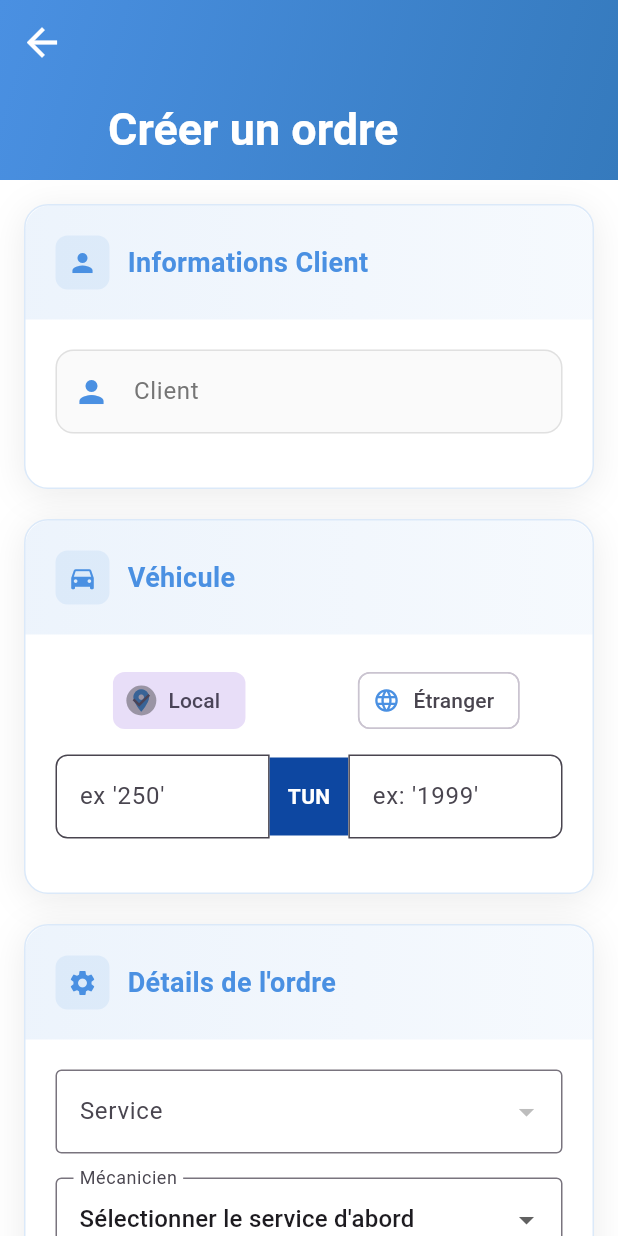
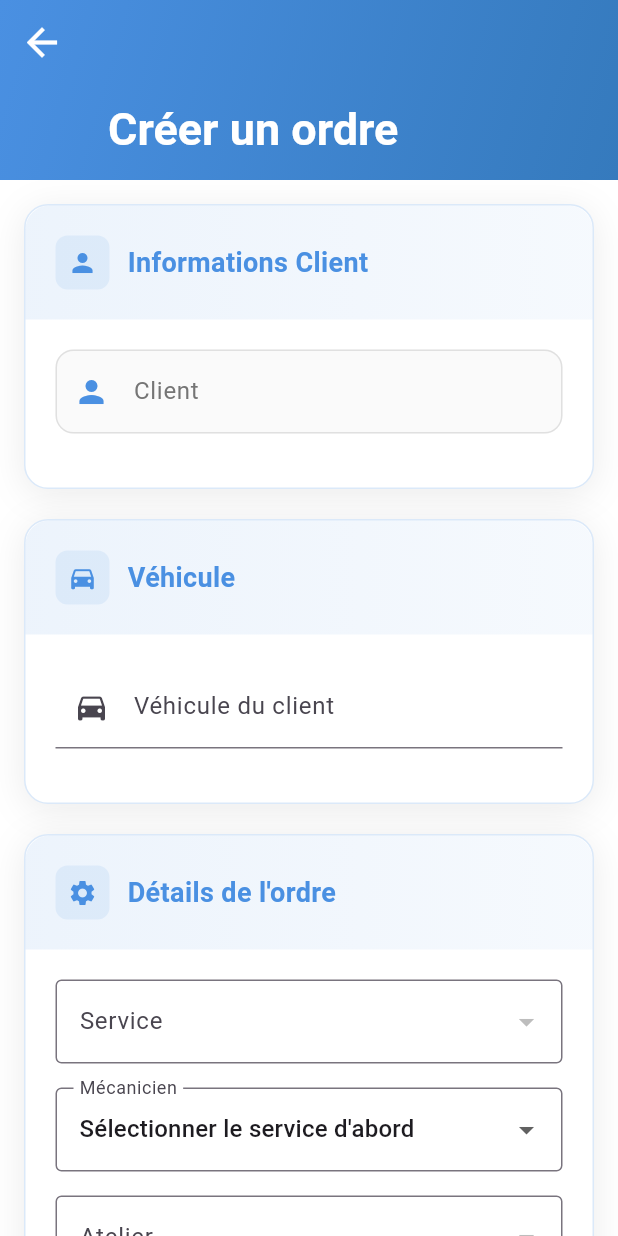
Before and after one commit to ZouariAhmedNour/GarageLink, a Flutter app: the CreateOrderScreen screen opened directly with empty values, on a phone screen of 412 x 824 dp. Run offline on Flutter 3.47's test engine with Material 3 defaults, Android fonts, the light colour scheme and no system bars; our stand-ins replace awesome_dialog, firebase_auth, firebase_core, fl_chart, flutter_map, flutter_riverpod and 9 more; missing offline and left inert: excel; accounts and stored records are empty; network calls fail.

Commit message:
Refactor OrdreApi to support multiple API routes and enhance error handling; add CreateOrderScreen and WorkOrderPage for order management.

```diff
--- a/lib/MecanicienScreens/mecaHome.dart
+++ b/lib/MecanicienScreens/mecaHome.dart
@@ -5,7 +5,7 @@ import 'package:garagelink/MecanicienScreens/devis/creation_devis.dart';
 import 'package:garagelink/MecanicienScreens/edit_localisation.dart';
 import 'package:garagelink/MecanicienScreens/gestion%20mec/mec_list_screen.dart';
 import 'package:garagelink/MecanicienScreens/meca_services/meca_services.dart';
-import 'package:garagelink/MecanicienScreens/ordreTravail/work_order_page.dart';
+import 'package:garagelink/MecanicienScreens/ordreTravail/work_ordre_page.dart';
 import 'package:garagelink/MecanicienScreens/stock/stock_dashboard.dart';
 import 'package:get/get.dart';
 import 'package:garagelink/components/default_app_bar.dart';
@@ -53,15 +53,11 @@ class _MecaHomePageState extends ConsumerState<MecaHomePage> {
       if (currentUser == null) {
         try {
           final profile = await UserApi.getProfile(token);
-          if (profile != null) {
           // mettre à jour le provider
           await ref.read(authNotifierProvider.notifier).setUser(profile);
           setState(() {
             _userName = (profile.username.isNotEmpty) ? profile.username : profile.email;
           });
-          } else {
-            setState(() => _userName = 'Utilisateur');
-          }
                 } catch (_) {
           // en cas d'erreur on continue avec valeur par défaut
           setState(() => _userName = 'Utilisateur');
--- a/lib/MecanicienScreens/ordreTravail/create_order_screen.dart
+++ b/lib/MecanicienScreens/ordreTravail/create_ordre_screen.dart
@@ -6,8 +6,7 @@ import 'package:garagelink/MecanicienScreens/devis/devis_widgets/date_picker.dar
 import 'package:garagelink/MecanicienScreens/devis/devis_widgets/generate_button.dart';
 import 'package:garagelink/MecanicienScreens/devis/devis_widgets/modern_card.dart';
 import 'package:garagelink/MecanicienScreens/devis/devis_widgets/modern_text_field.dart';
-import 'package:garagelink/MecanicienScreens/devis/devis_widgets/num_serie_input.dart';
-import 'package:garagelink/MecanicienScreens/ordreTravail/work_order_page.dart';
+import 'package:garagelink/MecanicienScreens/ordreTravail/work_ordre_page.dart';
 import 'package:garagelink/models/devis.dart';
 import 'package:garagelink/models/ordre.dart';
 import 'package:garagelink/providers/ordres_provider.dart';
@@ -35,6 +34,10 @@ class _CreateOrderScreenState extends ConsumerState<CreateOrderScreen>
   final numLocalCtrl = TextEditingController();
   final descriptionCtrl = TextEditingController();
 
+  late Devis devis;
+  String? vehiculeId;
+  String? vehicleInfo;
+
   // listes chargées depuis l'API
   List<Map<String, String>> services = [];
   List<Map<String, String>> mecaniciens = [];
@@ -58,6 +61,20 @@ class _CreateOrderScreenState extends ConsumerState<CreateOrderScreen>
  @override
 void initState() {
   super.initState();
+
+  // Si tu as passé le Devis via le constructeur (recommandé), l'utiliser directement :
+  devis = widget.devis;
+
+  // Récupérer vehiculeId / vehicleInfo depuis Get.arguments si présent, sinon depuis le Devis
+  final args = Get.arguments;
+  if (args != null && args is Map<String, dynamic>) {
+    vehiculeId = args['vehiculeId'] as String? ?? widget.devis.vehiculeId;
+    vehicleInfo = args['vehicleInfo'] as String? ?? widget.devis.vehicleInfo;
+  } else {
+    vehiculeId = widget.devis.vehiculeId;
+    vehicleInfo = widget.devis.vehicleInfo;
+  }
+
   _animationController = AnimationController(
     duration: const Duration(milliseconds: 800),
     vsync: this,
@@ -69,17 +86,15 @@ class _CreateOrderScreenState extends ConsumerState<CreateOrderScreen>
   _animationController.forward();
 
   // Pré-remplir certains champs depuis le devis passé
-    clientCtrl.text = widget.devis.clientName.isNotEmpty ? widget.devis.clientName : '';
-    // si le modèle Devis a VIN/numLocal décommenter ci-dessous
-    // vinCtrl.text = widget.devis.vin ?? '';
-    // numLocalCtrl.text = widget.devis.numLocal ?? '';
+  clientCtrl.text = devis.clientName.isNotEmpty ? devis.clientName : '';
 
-    final idToShow = widget.devis.devisId.isNotEmpty ? widget.devis.devisId : (widget.devis.id ?? '');
+  final idToShow = devis.devisId.isNotEmpty ? devis.devisId : (devis.id ?? '');
   descriptionCtrl.text = 'Travail lié au devis $idToShow';
 
   // Charger les listes (services, ateliers) immédiatement
   _loadMeta();
 }
+
 
   @override
   void dispose() {
@@ -130,11 +145,16 @@ class _CreateOrderScreenState extends ConsumerState<CreateOrderScreen>
 
   Future<List<Map<String, String>>> _fetchServices(String token) async {
     final uri = Uri.parse('$UrlApi/getAllServices');
-    final resp = await http.get(uri, headers: {'Authorization': 'Bearer $token'});
+    final resp = await http.get(
+      uri,
+      headers: {'Authorization': 'Bearer $token'},
+    );
     if (resp.statusCode == 200) {
       final body = jsonDecode(resp.body);
       List<dynamic> list;
-      if (body is Map && body.containsKey('success') && body['success'] == true) {
+      if (body is Map &&
+          body.containsKey('success') &&
+          body['success'] == true) {
         list = body['services'] ?? body['data'] ?? [];
       } else if (body is List) {
         list = body;
@@ -144,7 +164,8 @@ class _CreateOrderScreenState extends ConsumerState<CreateOrderScreen>
       return list.map((item) {
         final m = item as Map<String, dynamic>;
         final id = (m['_id'] ?? m['id'] ?? '').toString();
-        final name = (m['name'] ?? m['nom'] ?? m['serviceNom'] ?? '').toString();
+        final name = (m['name'] ?? m['nom'] ?? m['serviceNom'] ?? '')
+            .toString();
         return {'id': id, 'name': name};
       }).toList();
     } else {
@@ -154,11 +175,16 @@ class _CreateOrderScreenState extends ConsumerState<CreateOrderScreen>
 
   Future<List<Map<String, String>>> _fetchAteliers(String token) async {
     final uri = Uri.parse('$UrlApi/getAllAteliers');
-    final resp = await http.get(uri, headers: {'Authorization': 'Bearer $token'});
+    final resp = await http.get(
+      uri,
+      headers: {'Authorization': 'Bearer $token'},
+    );
     if (resp.statusCode == 200) {
       final body = jsonDecode(resp.body);
       List<dynamic> list;
-      if (body is Map && body.containsKey('success') && body['success'] == true) {
+      if (body is Map &&
+          body.containsKey('success') &&
+          body['success'] == true) {
         list = body['ateliers'] ?? body['data'] ?? [];
       } else if (body is List) {
         list = body;
@@ -186,11 +212,16 @@ class _CreateOrderScreenState extends ConsumerState<CreateOrderScreen>
     if (token == null || token.isEmpty) return;
 
     final uri = Uri.parse('$UrlApi/mecaniciens/by-service/$serviceId');
-    final resp = await http.get(uri, headers: {'Authorization': 'Bearer $token'});
+    final resp = await http.get(
+      uri,
+      headers: {'Authorization': 'Bearer $token'},
+    );
     if (resp.statusCode == 200) {
       final body = jsonDecode(resp.body);
       List<dynamic> list;
-      if (body is Map && body.containsKey('success') && body['success'] == true) {
+      if (body is Map &&
+          body.containsKey('success') &&
+          body['success'] == true) {
         list = body['mecaniciens'] ?? body['data'] ?? [];
       } else if (body is List) {
         list = body;
@@ -217,22 +248,30 @@ class _CreateOrderScreenState extends ConsumerState<CreateOrderScreen>
     if (!_formKey.currentState!.validate()) return;
 
     if (selectedServiceId == null) {
-      ScaffoldMessenger.of(context).showSnackBar(const SnackBar(content: Text('Sélectionner un service')));
+      ScaffoldMessenger.of(
+        context,
+      ).showSnackBar(const SnackBar(content: Text('Sélectionner un service')));
       return;
     }
     if (selectedMecanicienId == null) {
-      ScaffoldMessenger.of(context).showSnackBar(const SnackBar(content: Text('Sélectionner un mécanicien')));
+      ScaffoldMessenger.of(context).showSnackBar(
+        const SnackBar(content: Text('Sélectionner un mécanicien')),
+      );
       return;
     }
     if (selectedAtelierId == null) {
-      ScaffoldMessenger.of(context).showSnackBar(const SnackBar(content: Text('Sélectionner un atelier')));
+      ScaffoldMessenger.of(
+        context,
+      ).showSnackBar(const SnackBar(content: Text('Sélectionner un atelier')));
       return;
     }
 
     setState(() => _submitting = true);
 
     final tache = Tache(
-      description: descriptionCtrl.text.trim().isEmpty ? 'Travail' : descriptionCtrl.text.trim(),
+      description: descriptionCtrl.text.trim().isEmpty
+          ? 'Travail'
+          : descriptionCtrl.text.trim(),
       serviceId: selectedServiceId!,
       serviceNom: selectedServiceName ?? '',
       mecanicienId: selectedMecanicienId!,
@@ -241,10 +280,20 @@ class _CreateOrderScreenState extends ConsumerState<CreateOrderScreen>
     );
 
     try {
+
       // Utiliser l'ID du devis réel (devisId si présent sinon id)
-      final String linkedDevisId = widget.devis.devisId.isNotEmpty
-          ? widget.devis.devisId
-          : (widget.devis.id ?? '');
+      final String linkedDevisId = devis.devisId.isNotEmpty ? devis.devisId : (devis.id ?? '');
+
+      if (linkedDevisId.isEmpty) {
+  if (mounted) {
+    ScaffoldMessenger.of(context).showSnackBar(
+      const SnackBar(content: Text('Impossible : identifiant du devis introuvable')),
+    );
+  }
+  setState(() => _submitting = false);
+  return;
+}
+
 
   await ref.read(ordresProvider.notifier).createOrdre(
     devisId: linkedDevisId,
@@ -255,18 +304,31 @@ class _CreateOrderScreenState extends ConsumerState<CreateOrderScreen>
     taches: [tache],
   );
 
-      if (mounted) {
-        Get.off(() => const WorkOrderPage());
-      }
-    } catch (e) {
+  // Vérifier si le provider a enregistré une erreur
+  final currentState = ref.read(ordresProvider);
+  if (currentState.error != null) {
+    // erreur : afficher et rester sur la page
     if (mounted) {
       ScaffoldMessenger.of(context).showSnackBar(
-          SnackBar(content: Text('Erreur création ordre : $e')),
+        SnackBar(content: Text('Erreur création ordre : ${currentState.error}')),
+      );
+    }
+    return;
+  }
+
+  // tout va bien -> naviguer
+  if (mounted) Get.off(() => const WorkOrderPage());
+} catch (e) {
+  // sécurité : normalement createOrdre attrape déjà, mais on gère au cas où
+  if (mounted) {
+    ScaffoldMessenger.of(context).showSnackBar(
+      SnackBar(content: Text('Erreur création ordre inattendue : $e')),
     );
   }
 } finally {
   if (mounted) setState(() => _submitting = false);
 }
+
   }
 
   @override
@@ -331,7 +393,9 @@ class _CreateOrderScreenState extends ConsumerState<CreateOrderScreen>
                               controller: clientCtrl,
                               label: 'Client',
                               icon: Icons.person,
-                              validator: (v) => (v == null || v.isEmpty) ? 'Obligatoire' : null,
+                              validator: (v) => (v == null || v.isEmpty)
+                                  ? 'Obligatoire'
+                                  : null,
                             ),
                             const SizedBox(height: 16),
                           ],
@@ -344,10 +408,13 @@ class _CreateOrderScreenState extends ConsumerState<CreateOrderScreen>
                         borderColor: const Color(0xFF4A90E2),
                         child: Column(
                           children: [
-                            NumeroSerieInput(
-                              vinCtrl: vinCtrl,
-                              numLocalCtrl: numLocalCtrl,
-                              onChanged: (v) {},
+                            TextFormField(
+                              initialValue: vehicleInfo,
+                              readOnly: true,
+                              decoration: const InputDecoration(
+                                labelText: "Véhicule du client",
+                                prefixIcon: Icon(Icons.directions_car),
+                              ),
                             ),
                             const SizedBox(height: 16),
                           ],
@@ -367,53 +434,99 @@ class _CreateOrderScreenState extends ConsumerState<CreateOrderScreen>
                                     child: LinearProgressIndicator(),
                                   )
                                 : DropdownButtonFormField<String>(
-                                    decoration: const InputDecoration(labelText: 'Service', border: OutlineInputBorder()),
+                                    decoration: const InputDecoration(
+                                      labelText: 'Service',
+                                      border: OutlineInputBorder(),
+                                    ),
                                     value: selectedServiceId,
                                     items: services
-                                        .map((s) => DropdownMenuItem(value: s['id'], child: Text(s['name'] ?? '')))
+                                        .map(
+                                          (s) => DropdownMenuItem(
+                                            value: s['id'],
+                                            child: Text(s['name'] ?? ''),
+                                          ),
+                                        )
                                         .toList(),
                                     onChanged: (val) async {
                                       setState(() {
                                         selectedServiceId = val;
-                                        selectedServiceName = services.firstWhere((s) => s['id'] == val)['name'];
+                                        selectedServiceName = services
+                                            .firstWhere(
+                                              (s) => s['id'] == val,
+                                            )['name'];
                                       });
                                       if (val != null) {
                                         await _fetchMecaniciensForService(val);
                                       }
                                     },
-                                    validator: (v) => v == null ? "Sélectionner un service" : null,
+                                    validator: (v) => v == null
+                                        ? "Sélectionner un service"
+                                        : null,
                                   ),
                             const SizedBox(height: 16),
 
                             // Mécanicien (rempli après sélection service)
                             DropdownButtonFormField<String>(
-                              decoration: const InputDecoration(labelText: 'Mécanicien', border: OutlineInputBorder()),
+                              decoration: const InputDecoration(
+                                labelText: 'Mécanicien',
+                                border: OutlineInputBorder(),
+                              ),
                               value: selectedMecanicienId,
                               items: mecaniciens.isNotEmpty
-                                  ? mecaniciens.map((m) => DropdownMenuItem(value: m['id'], child: Text(m['name'] ?? ''))).toList()
+                                  ? mecaniciens
+                                        .map(
+                                          (m) => DropdownMenuItem(
+                                            value: m['id'],
+                                            child: Text(m['name'] ?? ''),
+                                          ),
+                                        )
+                                        .toList()
                                   : [
-                                      const DropdownMenuItem(value: null, child: Text('Sélectionner le service d\'abord'))
+                                      const DropdownMenuItem(
+                                        value: null,
+                                        child: Text(
+                                          'Sélectionner le service d\'abord',
+                                        ),
+                                      ),
                                     ],
                               onChanged: (val) => setState(() {
                                 selectedMecanicienId = val;
-                                selectedMecanicienName = mecaniciens.isNotEmpty && val != null
-                                    ? mecaniciens.firstWhere((m) => m['id'] == val)['name']
+                                selectedMecanicienName =
+                                    mecaniciens.isNotEmpty && val != null
+                                    ? mecaniciens.firstWhere(
+                                        (m) => m['id'] == val,
+                                      )['name']
                                     : null;
                               }),
-                              validator: (v) => v == null ? "Sélectionner un mécanicien" : null,
+                              validator: (v) => v == null
+                                  ? "Sélectionner un mécanicien"
+                                  : null,
                             ),
                             const SizedBox(height: 16),
 
                             // Atelier (chargé depuis API)
                             DropdownButtonFormField<String>(
-                              decoration: const InputDecoration(labelText: 'Atelier', border: OutlineInputBorder()),
+                              decoration: const InputDecoration(
+                                labelText: 'Atelier',
+                                border: OutlineInputBorder(),
+                              ),
                               value: selectedAtelierId,
-                              items: ateliers.map((a) => DropdownMenuItem(value: a['id'], child: Text(a['name'] ?? ''))).toList(),
+                              items: ateliers
+                                  .map(
+                                    (a) => DropdownMenuItem(
+                                      value: a['id'],
+                                      child: Text(a['name'] ?? ''),
+                                    ),
+                                  )
+                                  .toList(),
                               onChanged: (v) => setState(() {
                                 selectedAtelierId = v;
-                                selectedAtelierName = ateliers.firstWhere((a) => a['id'] == v)['name'];
+                                selectedAtelierName = ateliers.firstWhere(
+                                  (a) => a['id'] == v,
+                                )['name'];
                               }),
-                              validator: (v) => v == null ? "Sélectionner un atelier" : null,
+                              validator: (v) =>
+                                  v == null ? "Sélectionner un atelier" : null,
                             ),
                             const SizedBox(height: 16),
 
@@ -424,7 +537,9 @@ class _CreateOrderScreenState extends ConsumerState<CreateOrderScreen>
                                 border: OutlineInputBorder(),
                               ),
                               maxLines: 3,
-                              validator: (v) => (v == null || v.isEmpty) ? "Description obligatoire" : null,
+                              validator: (v) => (v == null || v.isEmpty)
+                                  ? "Description obligatoire"
+                                  : null,
                             ),
                             const SizedBox(height: 16),
                             DatePicker(
@@ -440,13 +555,18 @@ class _CreateOrderScreenState extends ConsumerState<CreateOrderScreen>
                         alignment: Alignment.center,
                         child: GenerateButton(
                           onPressed: _submitting ? null : _onCreatePressed,
-                          text: _submitting ? 'Création...' : 'Créer et retourner',
+                          text: _submitting
+                              ? 'Création...'
+                              : 'Créer et retourner',
                         ),
                       ),
                       if (_metaError != null) ...[
                         const SizedBox(height: 12),
-                        Text('Erreur chargement données: $_metaError', style: const TextStyle(color: Colors.red)),
-                      ]
+                        Text(
+                          'Erreur chargement données: $_metaError',
+                          style: const TextStyle(color: Colors.red),
+                        ),
+                      ],
                     ],
                   ),
                 ),
--- a/lib/MecanicienScreens/ordreTravail/work_order_page.dart
+++ b/lib/MecanicienScreens/ordreTravail/work_ordre_page.dart
@@ -3,7 +3,6 @@ import 'package:flutter_riverpod/flutter_riverpod.dart';
 import 'package:garagelink/MecanicienScreens/devis/devis_widgets/modern_card.dart';
 import 'package:garagelink/models/ordre.dart';
 import 'package:garagelink/providers/ordres_provider.dart';
-import 'package:get/get.dart';
 import 'package:url_launcher/url_launcher.dart';
 
 class WorkOrderPage extends ConsumerStatefulWidget {
--- a/lib/configurations/generate_routes.dart
+++ b/lib/configurations/generate_routes.dart
@@ -33,8 +33,8 @@ import 'package:garagelink/MecanicienScreens/meca_services/meca_services.dart';
 import 'package:garagelink/MecanicienScreens/stock/stock_dashboard.dart';
 // create_order_screen ne doit plus être instanciée sans argument ici,
 // on l'utilisera via route en lui passant un Devis en argument.
-import 'package:garagelink/MecanicienScreens/ordreTravail/create_order_screen.dart';
-import 'package:garagelink/MecanicienScreens/ordreTravail/work_order_page.dart';
+import 'package:garagelink/MecanicienScreens/ordreTravail/create_ordre_screen.dart';
+import 'package:garagelink/MecanicienScreens/ordreTravail/work_ordre_page.dart';
 import 'package:garagelink/models/ficheClient.dart';
 import 'package:garagelink/models/facture.dart';
 import 'package:garagelink/models/devis.dart'; // <-- ajouté
```
Also changed, not shown: lib/MecanicienScreens/devis/historique_devis.dart (+9 -3 lines), lib/providers/ordres_provider.dart (+74 -29 lines), lib/services/ordre_api.dart (+65 -27 lines). Lines whose indentation alone changed are shown as unchanged.
